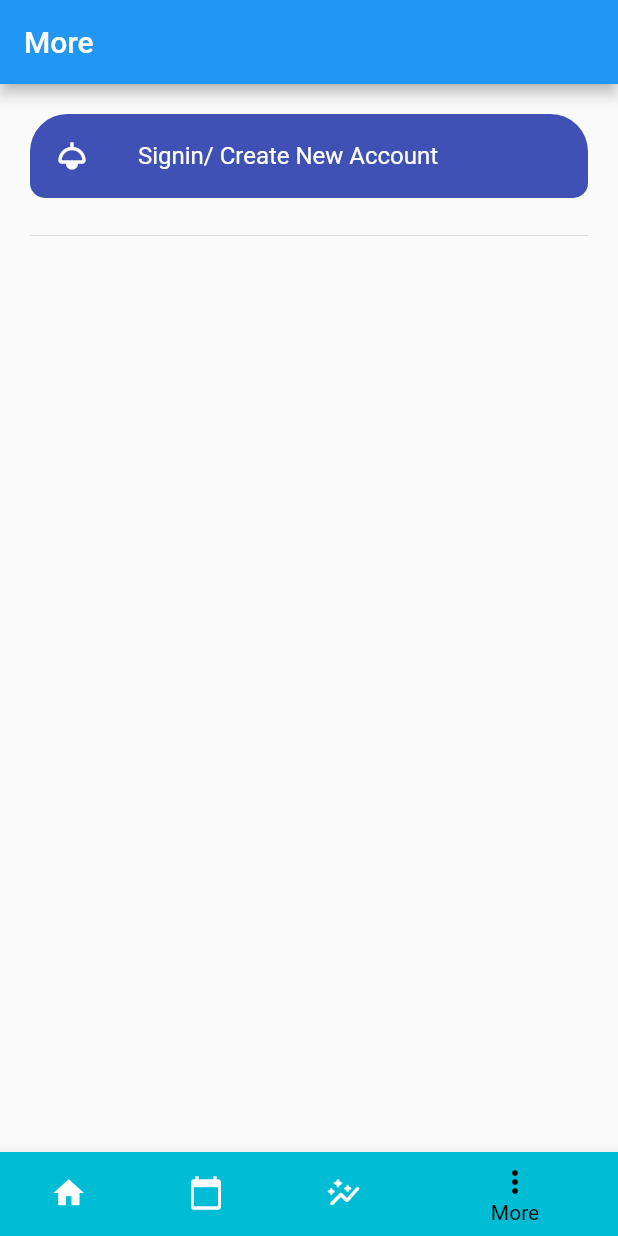
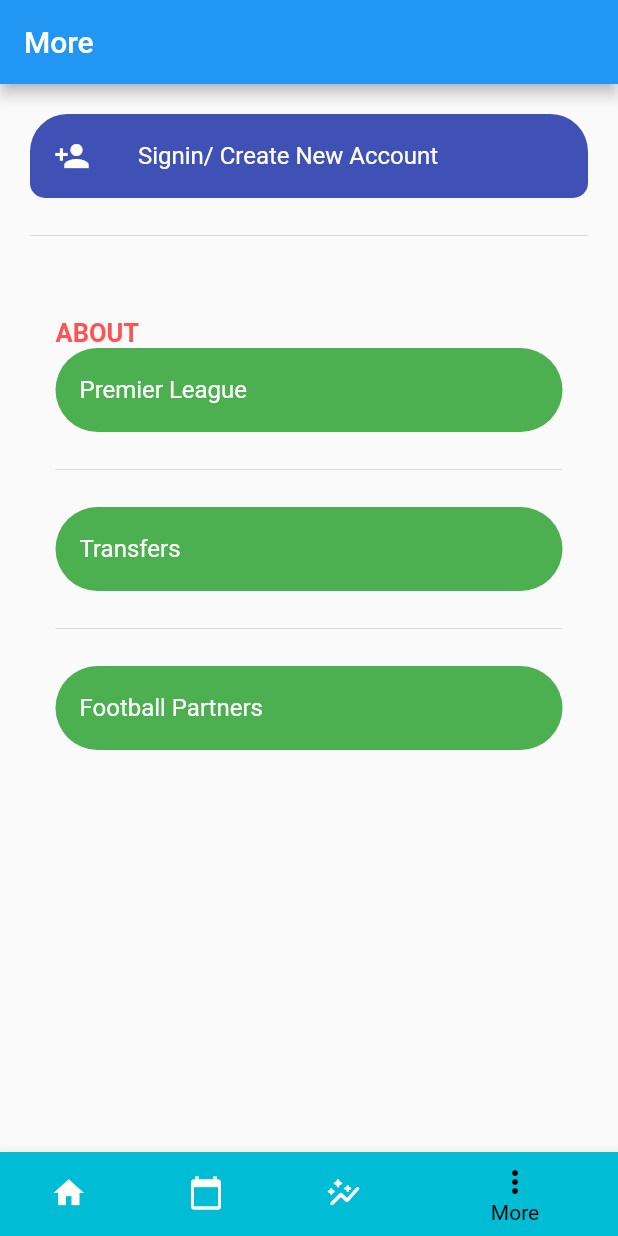
Before and after one commit to eddrinexhakasadiq18/UPL, a Flutter app: the screen it shows after launch, item 4 of the bottom bar chosen, on a phone screen of 412 x 824 dp. Run offline on Flutter 3.47's test engine with Material 2 defaults, Android fonts, the light colour scheme and no system bars; our stand-ins replace animated_splash_screen, firebase_auth, firebase_core, flutter_svg, fluttertoast, sentry_flutter and 1 more; missing offline and left inert: passwordfield; accounts and stored records are empty; project files that could hold a hidden picture were left out; key blocks and very long unbroken strings in the code were emptied for the run.

Commit message:
adding information to the more page

```diff
--- a/lib/more.dart
+++ b/lib/more.dart
@@ -18,11 +18,12 @@
                       topLeft: Radius.circular(25),
                       topRight: Radius.circular(25),
                       bottomRight: Radius.circular(10),
-                      bottomLeft: Radius.circular(10))),
+                      bottomLeft: Radius.circular(10))
+                      ),
               tileColor: Colors.indigo,
               textColor: Colors.white,
               iconColor: Colors.white,
-              leading: Icon(Icons.light),
+              leading: Icon(Icons.person_add),
               title: Text('Signin/ Create New Account'),
               //subtitle: Text('This is a subtitle'),
             ),
@@ -31,12 +32,83 @@
               height: 50,
             ),
 
+           Padding(
+              padding: const EdgeInsets.only(top: 30, left: 17, right: 17, bottom: 17),
+              child: Container(
+                child: Column(
+                  mainAxisAlignment: MainAxisAlignment.spaceEvenly,
+                  crossAxisAlignment: CrossAxisAlignment.start,
+                  children: [
+                    const Text(
+                      "ABOUT",
+                      style: TextStyle(
+                        color: Colors.redAccent,
+                        fontSize: 17,
+                        fontWeight: FontWeight.bold,
+
+                      ),
+                    ),
+
+             ListTile(
+              shape: RoundedRectangleBorder(
+                  borderRadius: BorderRadius.circular(30)),
+              tileColor: Colors.green,
+              textColor: Colors.white,
+              //iconColor: Colors.white,
+              //leading: const Icon(Icons.light),
+              title: const Text('Premier League'),
+              //subtitle: const Text('This is a subtitle'),
+              ),
+
+              const Divider(
+              height: 50,
+            ),
+
+
+             ListTile(
+              shape: RoundedRectangleBorder(
+                  borderRadius: BorderRadius.circular(30)),
+              tileColor: Colors.green,
+              textColor: Colors.white,
+              //iconColor: Colors.white,
+              //leading: const Icon(Icons.light),
+              title: const Text('Transfers'),
+              //subtitle: const Text('This is a subtitle'),
+              ),
+
+              const Divider(
+              height: 50,
+            ),
+
+
+             ListTile(
+              shape: RoundedRectangleBorder(
+                  borderRadius: BorderRadius.circular(30)),
+              tileColor: Colors.green,
+              textColor: Colors.white,
+              //iconColor: Colors.white,
+              //leading: const Icon(Icons.light),
+              title: const Text('Football Partners'),
+              //subtitle: const Text('This is a subtitle'),
+              ),
+
+
+
+
+
           ],
         ),
       ),
 
 
 
+          )
+          ]
+      )
+
+
+      )
     );
+
   }
 }
```
